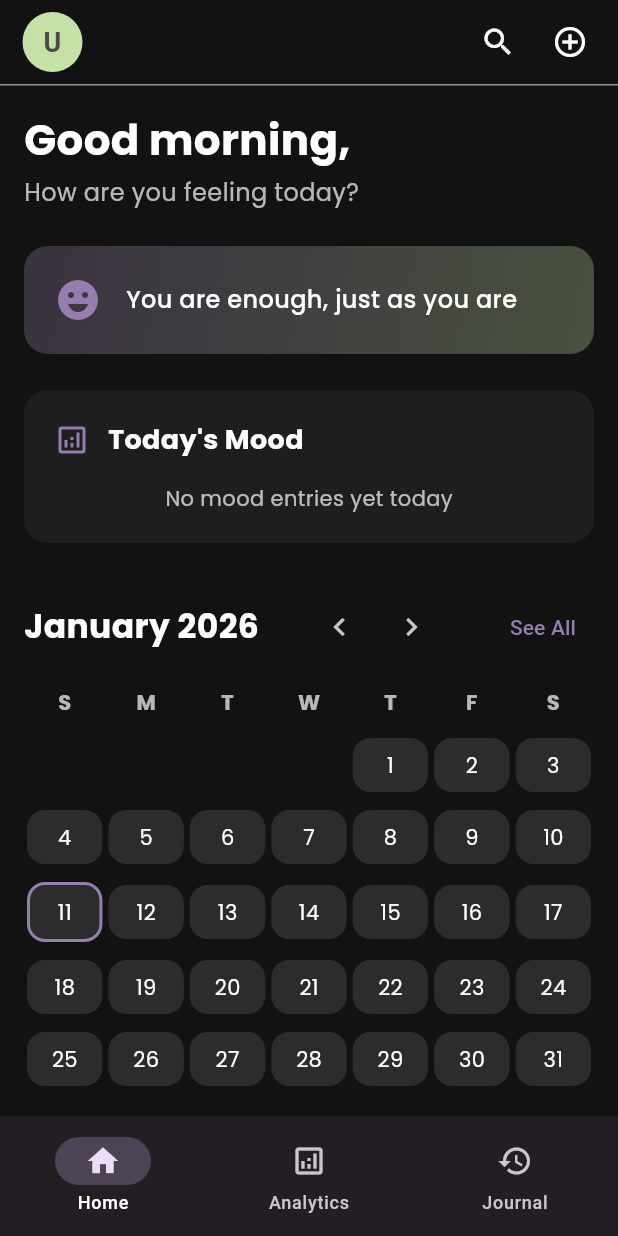
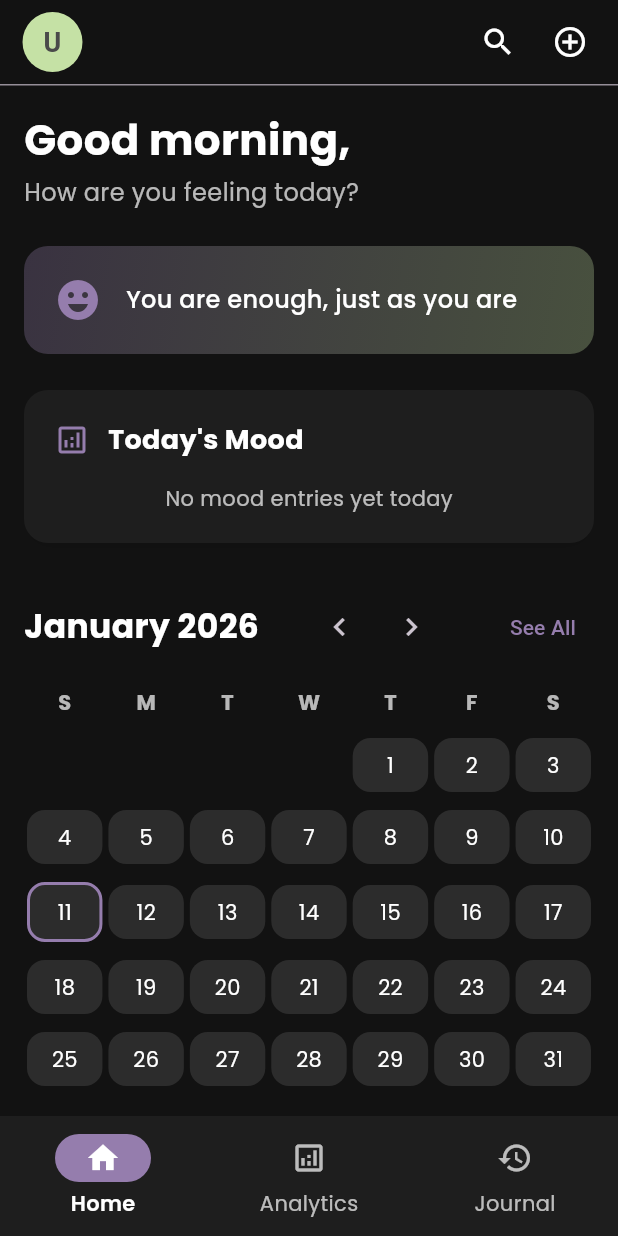
Before and after one commit to yvenyvi/mood-tracker, a Flutter app: the screen it shows once a user with an empty profile is signed in, on a phone screen of 412 x 824 dp. Run offline on Flutter 3.47's test engine with Material 3 defaults, Android fonts, the phone set to English and light mode, and no system bars; our stand-ins replace cloud_firestore, firebase_auth, firebase_core, google_fonts, lottie; accounts and stored records are empty.

Commit message:
fixed navbar color

```diff
--- a/lib/theme/app_theme.dart
+++ b/lib/theme/app_theme.dart
@@ -104,6 +104,28 @@ class AppTheme {
           textStyle: const TextStyle(fontWeight: FontWeight.w600, fontSize: 16),
         ),
       ),
+
+      // NavigationBar Theme
+      navigationBarTheme: NavigationBarThemeData(
+        backgroundColor: surfaceWhite,
+        indicatorColor: lightSkyBlue,
+        surfaceTintColor: Colors.transparent,
+        labelTextStyle: WidgetStateProperty.resolveWith((states) {
+          if (states.contains(WidgetState.selected)) {
+            return const TextStyle(
+              color: textDark,
+              fontWeight: FontWeight.w600,
+            );
+          }
+          return const TextStyle(color: textGrey);
+        }),
+        iconTheme: WidgetStateProperty.resolveWith((states) {
+          if (states.contains(WidgetState.selected)) {
+            return const IconThemeData(color: textDark);
+          }
+          return const IconThemeData(color: textGrey);
+        }),
+      ),
     );
   }
 
@@ -178,6 +200,28 @@ class AppTheme {
           textStyle: const TextStyle(fontWeight: FontWeight.w600, fontSize: 16),
         ),
       ),
+
+      // NavigationBar Theme
+      navigationBarTheme: NavigationBarThemeData(
+        backgroundColor: const Color(0xFF1E1E1E),
+        indicatorColor: skyBlue,
+        surfaceTintColor: Colors.transparent,
+        labelTextStyle: WidgetStateProperty.resolveWith((states) {
+          if (states.contains(WidgetState.selected)) {
+            return const TextStyle(
+              color: Colors.white,
+              fontWeight: FontWeight.w600,
+            );
+          }
+          return const TextStyle(color: Colors.white70);
+        }),
+        iconTheme: WidgetStateProperty.resolveWith((states) {
+          if (states.contains(WidgetState.selected)) {
+            return const IconThemeData(color: Colors.white);
+          }
+          return const IconThemeData(color: Colors.white70);
+        }),
+      ),
     );
   }
 }
```
